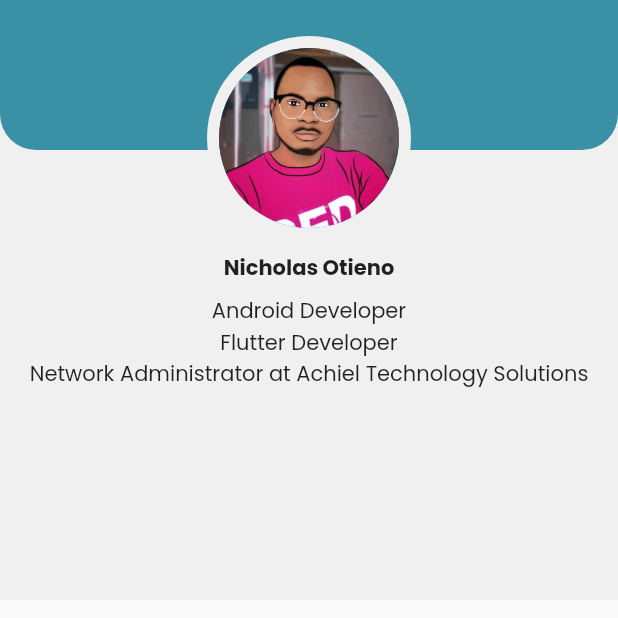
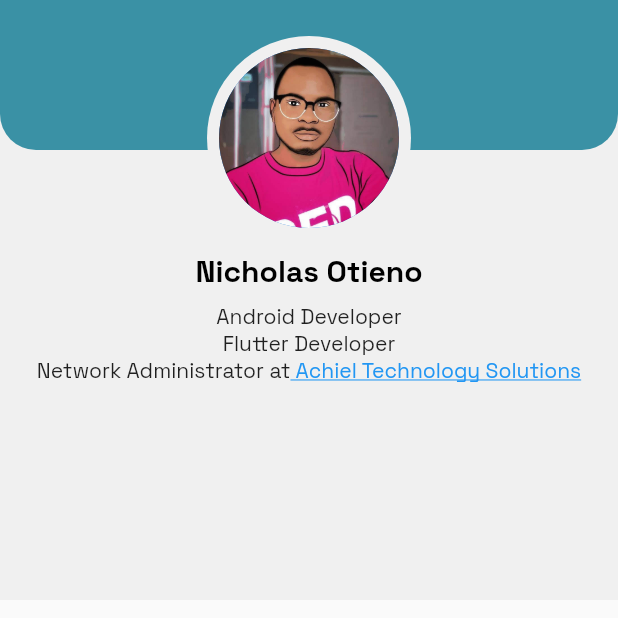
Before and after one commit to Crucialjun/flutter_cv, a Flutter app: the screen it shows after launch, on a phone screen of 412 x 824 dp, the top half of it. Run offline on Flutter 3.47's test engine with Material 2 defaults, Android fonts, the phone set to English and light mode, and no system bars; our stand-ins replace google_fonts.

Commit message:
Add hyperlink

```diff
--- a/lib/main.dart
+++ b/lib/main.dart
@@ -17,7 +17,7 @@ class MyApp extends StatelessWidget {
       title: 'Flutter CV',
       theme: ThemeData(
         primarySwatch: Colors.blue,
-        fontFamily: GoogleFonts.poppins().fontFamily,
+        fontFamily: GoogleFonts.spaceGrotesk().fontFamily,
       ),
       home: const MainDashboard(),
     );
--- a/lib/main_dashboard.dart
+++ b/lib/main_dashboard.dart
@@ -1,6 +1,7 @@
 import 'package:flutter/material.dart';
 import 'package:flutter/services.dart';
 import 'package:flutter_cv/utils/global_constants.dart';
+import 'package:flutter_cv/utils/main_dashboard_controller.dart';
 
 class MainDashboard extends StatelessWidget {
   const MainDashboard({Key? key}) : super(key: key);
@@ -50,26 +51,48 @@ class MainDashboard extends StatelessWidget {
                 top: 168,
                 left: 0,
                 child: Column(
-                  children: const [
-                    Text(
+                  children: [
+                    const Text(
                       "Nicholas Otieno",
                       textAlign: TextAlign.center,
-                      style: TextStyle(fontWeight: FontWeight.bold),
+                      style: TextStyle(
+                          color: Colors.black,
+                          fontSize: 20,
+                          fontWeight: FontWeight.bold),
                     ),
-                    SizedBox(
+                    const SizedBox(
                       height: 8,
                     ),
-                    Text(
+                    const Text(
                       "Android Developer",
                       textAlign: TextAlign.center,
                     ),
-                    Text(
+                    const Text(
                       "Flutter Developer",
                       textAlign: TextAlign.center,
                     ),
-                    Text(
-                      "Network Administrator at Achiel Technology Solutions",
-                      textAlign: TextAlign.center,
+                    Row(
+                      mainAxisAlignment: MainAxisAlignment.center,
+                      children: [
+                        const Text(
+                          "Network Administrator at",
+                          textAlign: TextAlign.center,
+                        ),
+                        InkWell(
+                          onTap: (() {
+                            MainDashBoardController()
+                                .launchSpecifiedUrl('https://flutter.io');
+                          }),
+                          child: const Text(
+                            " Achiel Technology Solutions",
+                            textAlign: TextAlign.center,
+                            style: TextStyle(
+                                decoration: TextDecoration.underline,
+                                color: Colors.blue,
+                                fontWeight: FontWeight.w400),
+                          ),
+                        ),
+                      ],
                     ),
                   ],
                 ))
--- a/pubspec.yaml
+++ b/pubspec.yaml
@@ -36,6 +36,7 @@ dependencies:
   # Use with the CupertinoIcons class for iOS style icons.
   cupertino_icons: ^1.0.2
   google_fonts: ^3.0.1
+  url_launcher: ^6.1.6
 
 dev_dependencies:
   flutter_test:
```
Also changed, not shown: lib/utils/main_dashboard_controller.dart (added, +11 -0 lines), lib/utils/services.dart (added, +17 -0 lines), pubspec.lock, 8 other files.
